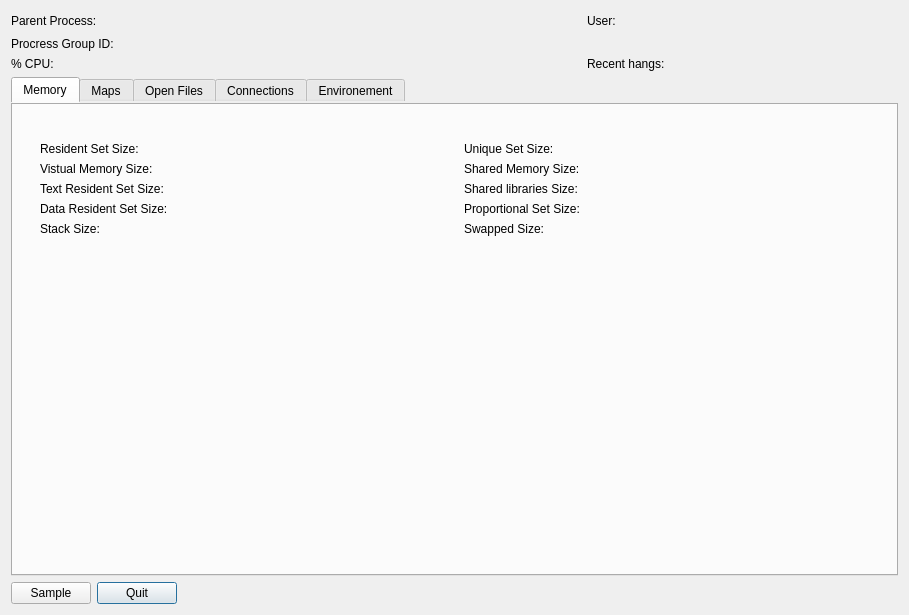
Above: Under Construction/Activity Monitor.app/Resources/dialog_inspect_process.ui from helloSystem/Utilities before the change. Below: the same form after it.
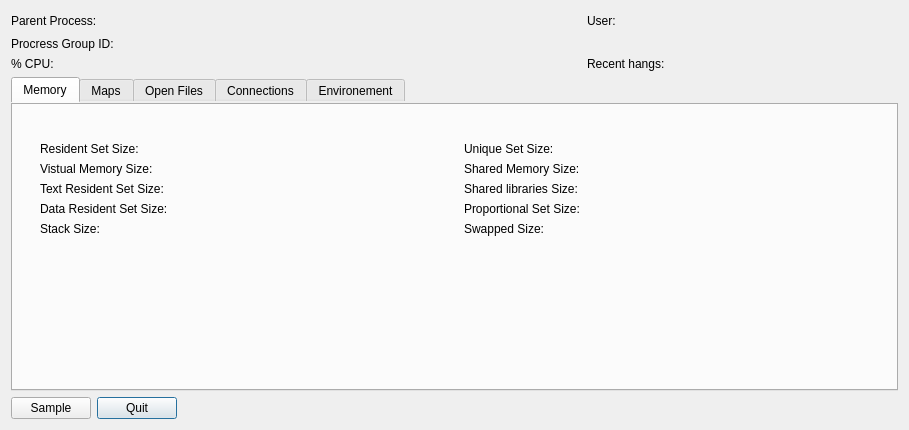
That is the form after the change. The open tabs and pages were chosen to show the change.

Commit message: Add Sample button

The edit to the form file:
```diff
--- a/Under Construction/Activity Monitor.app/Resources/dialog_inspect_process.ui
+++ b/Under Construction/Activity Monitor.app/Resources/dialog_inspect_process.ui
@@ -7,7 +7,7 @@
     <x>0</x>
     <y>0</y>
     <width>909</width>
-    <height>615</height>
+    <height>430</height>
    </rect>
   </property>
   <property name="windowTitle">
```
Left out of the diff: 2 changed lines with no effect on the pictures. The commit also changes 7 other files.
